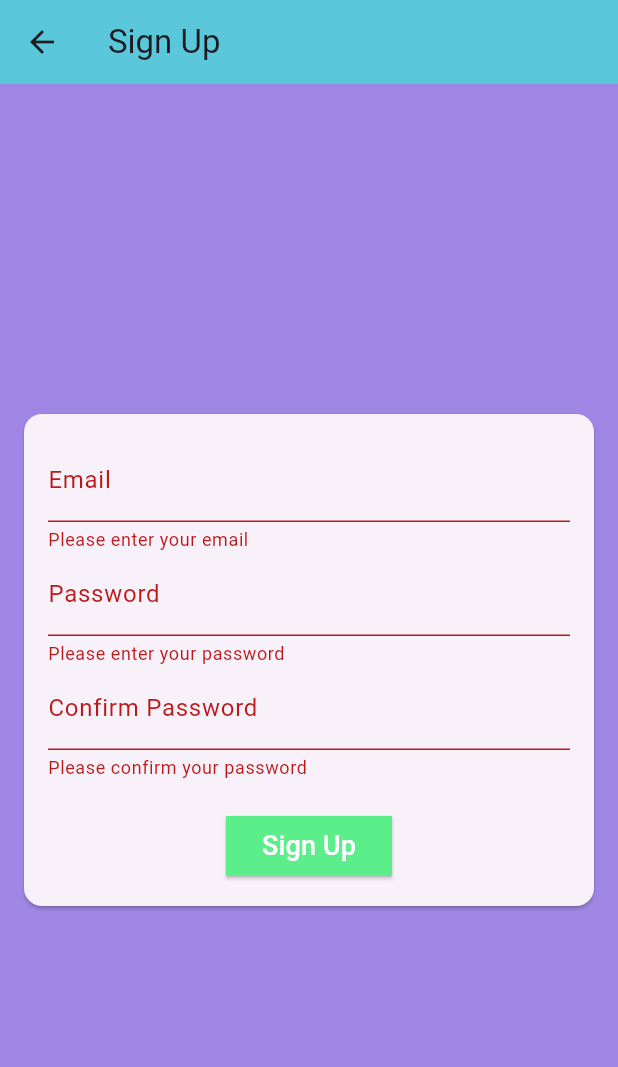
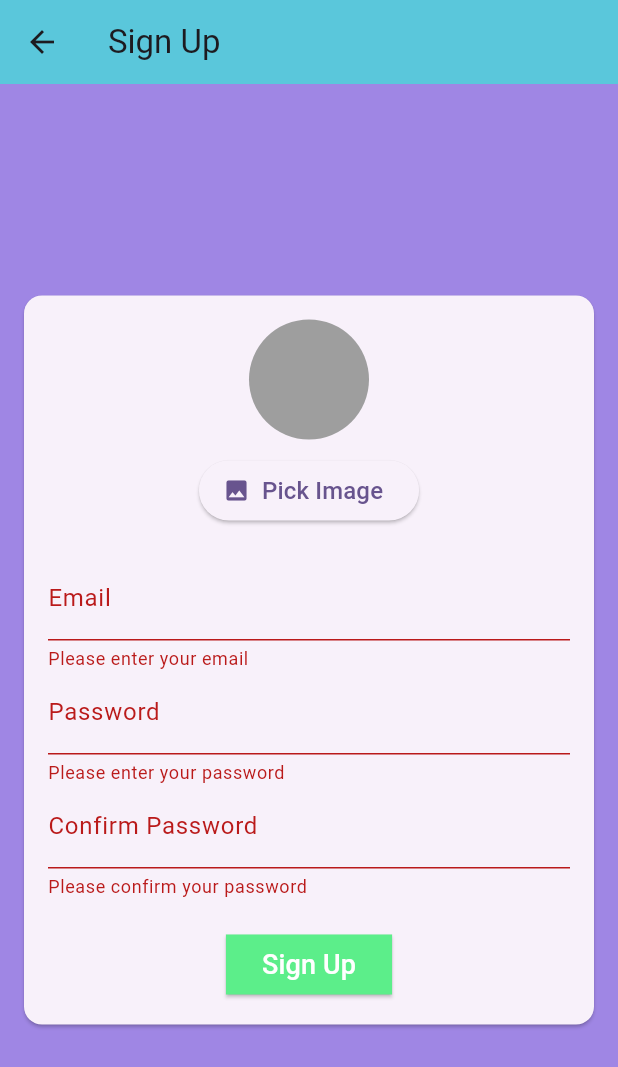
Before and after one commit to pranava2408/chat_app, a Flutter app: the SignupScreen screen opened directly, after a tap on "Sign Up", on a phone screen of 412 x 824 dp. Shown: the top 1067 px of the screen. Run offline on Flutter 3.47's test engine with Material 3 defaults, Android fonts, the phone set to English and light mode, and no system bars; our stand-ins replace firebase_auth, firebase_core, firebase_storage, image_picker; accounts and stored records are empty.

Commit message:
not working need to fix the image picker

```diff
--- a/lib/screens/signup_screen.dart
+++ b/lib/screens/signup_screen.dart
@@ -1,18 +1,27 @@
 import 'package:chat_app/widgets/custom_buttom.dart';
 import 'package:flutter/material.dart';
 import 'package:firebase_auth/firebase_auth.dart';
+import 'package:chat_app/widgets/user_image_picker.dart';
+import 'dart:io';
+import 'package:firebase_storage/firebase_storage.dart';
+import 'package:firebase_core/firebase_core.dart'; // Add this
 
 final FirebaseAuth _auth = FirebaseAuth.instance;
 
-class SignupScreen extends StatelessWidget {
+class SignupScreen extends StatefulWidget { // Changed to StatefulWidget
+  SignupScreen({super.key});
+
+  @override
+  State<SignupScreen> createState() => _SignupScreenState();
+}
+
+class _SignupScreenState extends State<SignupScreen> {
   final GlobalKey<FormState> _formKey = GlobalKey<FormState>();
-
   final TextEditingController emailController = TextEditingController();
   final TextEditingController passwordController = TextEditingController();
-  final TextEditingController confirmPasswordController =
-      TextEditingController();
-
-  SignupScreen({super.key});
+  final TextEditingController confirmPasswordController = TextEditingController();
+  File? _pickedImage;
+  bool _isLoading = false; // Added loading state
 
   @override
   Widget build(BuildContext context) {
@@ -31,8 +40,12 @@ class SignupScreen extends StatelessWidget {
               key: _formKey,
               child: Column(
                 mainAxisSize: MainAxisSize.min,
-                crossAxisAlignment: CrossAxisAlignment.start,
+                crossAxisAlignment: CrossAxisAlignment.center,
                 children: [
+                  UserImagePicker(
+                    onPickedImage: (image) => _pickedImage = image,
+                  ),
+                  const SizedBox(height: 20),
                   TextFormField(
                     controller: emailController,
                     decoration: const InputDecoration(labelText: 'Email'),
@@ -80,35 +93,75 @@ class SignupScreen extends StatelessWidget {
                   ),
                   const SizedBox(height: 20),
                   Center(
-                    child: CustomButtom(
+                    child: _isLoading
+                        ? CircularProgressIndicator()
+                        : CustomButtom(
                             text: 'Sign Up',
                             onPressed: () async {
-                        if (_formKey.currentState!.validate()) {
-                          // All validations passed
-                          print('Email: ${emailController.text.trim()}');
-                          print('Password: ${passwordController.text}');
-                          // Add your Firebase signup logic here
+                              if (_formKey.currentState!.validate() && !_isLoading) {
+                                setState(() => _isLoading = true);
+
                                 try {
-                            final UserCredentials = await _auth
-                                .createUserWithEmailAndPassword(
+                                  // Create user
+                                  final userCredential = await _auth.createUserWithEmailAndPassword(
                                     email: emailController.text.trim(),
                                     password: passwordController.text,
-                            )
-                                .then((userCredential) {
-                              // User created successfully
-                              print(
-                                  'User signed up: ${userCredential.user?.email}');
-                              // Navigate to home or another screen
-                            });
-                          }on FirebaseAuthException catch (e) {
-                            print('Error signing up: $e');
-                            // Handle error (e.g., show a dialog)
-                            ScaffoldMessenger.of(context).removeCurrentSnackBar();
+                                  );
+
+                                  // Upload image if exists
+                                  if (_pickedImage != null) {
+                                    try {
+                                      print('Picked image: ${_pickedImage!.path}');
+
+                                      // FIXED: Use the correct reference format
+                                      final storageRef = FirebaseStorage.instance
+                                          .ref('user_images/${userCredential.user!.uid}.jpg');
+
+                                      // Upload with proper error handling
+                                      final uploadTask = storageRef.putFile(_pickedImage!);
+                                      final snapshot = await uploadTask;
+
+                                      // Verify upload completed
+                                      if (snapshot.state == TaskState.success) {
+                                        final imageUrl = await storageRef.getDownloadURL();
+                                        print('Image uploaded: $imageUrl');
+                                      } else {
+                                        print('Upload failed: ${snapshot.state}');
+                                        throw FirebaseException(
+                                          plugin: 'storage',
+                                          code: 'upload-failed',
+                                          message: 'Upload did not complete'
+                                        );
+                                      }
+                                    } catch (storageError) {
+                                      print('Image upload error: $storageError');
                                       ScaffoldMessenger.of(context).showSnackBar(
                                         SnackBar(
-                                content: Text(e.message ?? 'account associated with this email already exists'),
+                                          content: Text('Failed to upload profile image'),
                                         ),
                                       );
+                                    }
+                                  }
+
+                                  // Navigate to home screen
+                                  // Navigator.pushReplacement(context, MaterialPageRoute(...));
+
+                                } on FirebaseAuthException catch (e) {
+                                  print('Auth error: ${e.code} - ${e.message}');
+                                  ScaffoldMessenger.of(context).showSnackBar(
+                                    SnackBar(
+                                      content: Text(e.message ?? 'Authentication failed'),
+                                    ),
+                                  );
+                                } catch (e) {
+                                  print('General error: $e');
+                                  ScaffoldMessenger.of(context).showSnackBar(
+                                    SnackBar(
+                                      content: Text('An unexpected error occurred'),
+                                    ),
+                                  );
+                                } finally {
+                                  setState(() => _isLoading = false);
                                 }
                               }
                             },
--- a/lib/widgets/user_image_picker.dart
+++ b/lib/widgets/user_image_picker.dart
@@ -4,7 +4,8 @@ import 'dart:io';
 import 'package:image_picker/image_picker.dart';
 
 class UserImagePicker extends StatefulWidget {
-  const UserImagePicker({super.key});
+  const UserImagePicker({super.key, required this.onPickedImage});
+  final void Function(File image) onPickedImage;
   State<UserImagePicker> createState() {
     return _UserImagePickerState();
   }
@@ -21,6 +22,8 @@ class _UserImagePickerState extends State<UserImagePicker> {
     setState(() {
       _pickedImage = File(pickedFile!.path);
     });
+    widget.onPickedImage(
+        _pickedImage!); // Notify parent widget with the picked image
   }
 
   Widget build(BuildContext context) {
```
Also changed, not shown: 2 other files. Lines whose indentation alone changed are shown as unchanged.
